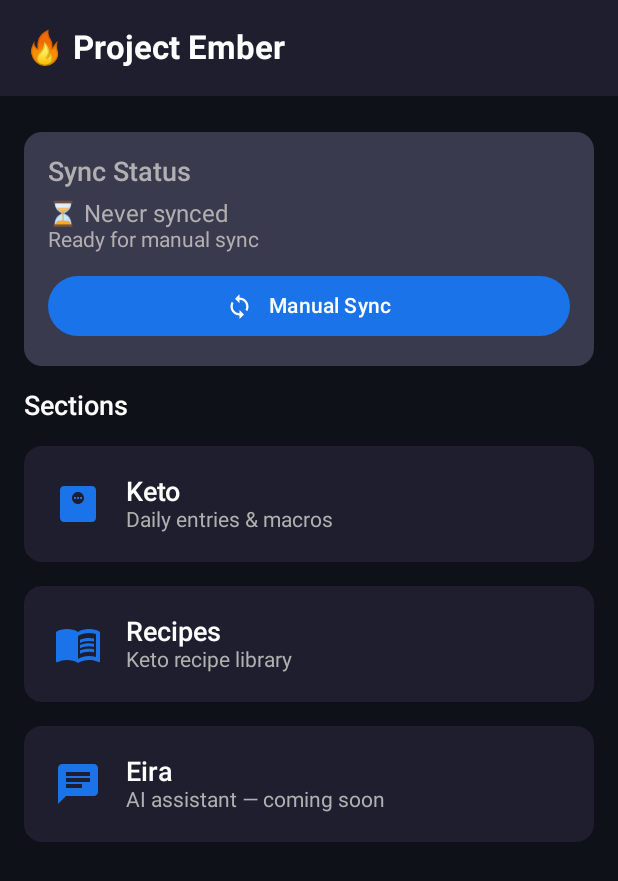
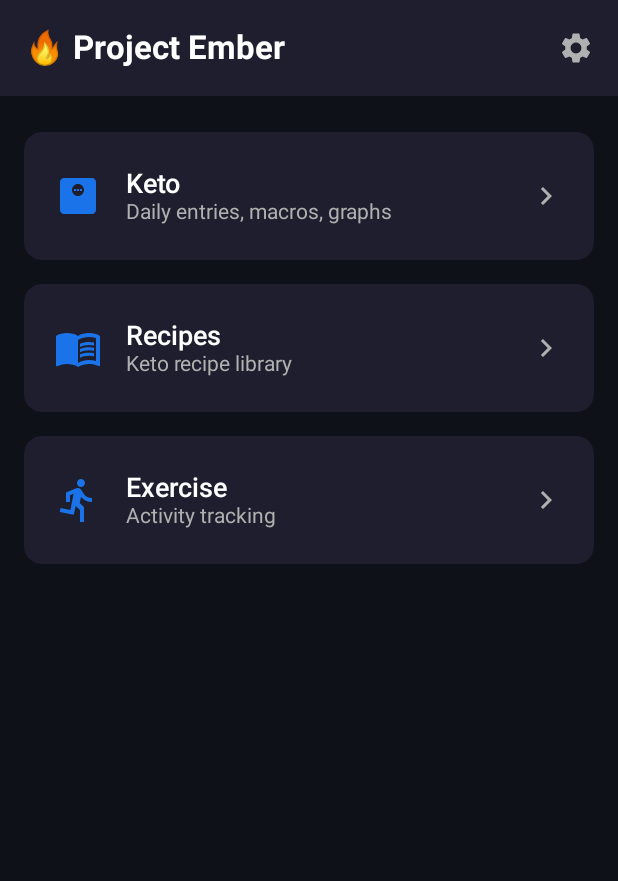
Before and after one commit to Crazy8697/ProjectEmber, an Android app built with Jetpack Compose: the screen it shows after launch (MainActivity), on a phone screen of 412 x 824 dp. Shown: the top 881 px of the screen. Run offline under Robolectric (Android 15) with nearby library versions, the phone set to English and light mode, and no system bars; our stand-ins replace Room's generated code.

Commit message:
Add Settings page, gear icon in header, clean up Home screen
Co-authored-by: Crazy8697 <261646346+Crazy8697@users.noreply.github.com>

```diff
--- a/android/app/src/main/java/com/projectember/mobile/navigation/NavGraph.kt
+++ b/android/app/src/main/java/com/projectember/mobile/navigation/NavGraph.kt
@@ -15,8 +15,6 @@ import com.projectember.mobile.ui.screens.AddKetoEntryViewModelFactory
 import com.projectember.mobile.ui.screens.AddKetoEntryViewModel
 import com.projectember.mobile.ui.screens.EiraScreen
 import com.projectember.mobile.ui.screens.HomeScreen
-import com.projectember.mobile.ui.screens.HomeViewModel
-import com.projectember.mobile.ui.screens.HomeViewModelFactory
 import com.projectember.mobile.ui.screens.KetoScreen
 import com.projectember.mobile.ui.screens.KetoTrendsScreen
 import com.projectember.mobile.ui.screens.KetoViewModel
@@ -27,6 +25,9 @@ import com.projectember.mobile.ui.screens.KetoTargetsViewModelFactory
 import com.projectember.mobile.ui.screens.RecipesScreen
 import com.projectember.mobile.ui.screens.RecipesViewModel
 import com.projectember.mobile.ui.screens.RecipesViewModelFactory
+import com.projectember.mobile.ui.screens.SettingsScreen
+import com.projectember.mobile.ui.screens.SettingsViewModel
+import com.projectember.mobile.ui.screens.SettingsViewModelFactory
 
 @Composable
 fun EmberNavGraph(
@@ -39,14 +40,10 @@ fun EmberNavGraph(
         startDestination = Screen.Home.route
     ) {
         composable(Screen.Home.route) {
-            val viewModel: HomeViewModel = viewModel(
-                factory = HomeViewModelFactory(app.syncRepository, app.syncManager)
-            )
             HomeScreen(
-                viewModel = viewModel,
                 onNavigateToKeto = { navController.navigate(Screen.Keto.route) },
                 onNavigateToRecipes = { navController.navigate(Screen.Recipes.route) },
-                onNavigateToEira = { navController.navigate(Screen.Eira.route) }
+                onNavigateToSettings = { navController.navigate(Screen.Settings.route) }
             )
         }
 
@@ -137,5 +134,15 @@ fun EmberNavGraph(
                 onNavigateBack = { navController.popBackStack() }
             )
         }
+
+        composable(Screen.Settings.route) {
+            val viewModel: SettingsViewModel = viewModel(
+                factory = SettingsViewModelFactory(app.syncRepository, app.syncManager)
+            )
+            SettingsScreen(
+                viewModel = viewModel,
+                onNavigateBack = { navController.popBackStack() }
+            )
+        }
     }
 }
--- a/android/app/src/main/java/com/projectember/mobile/navigation/Screen.kt
+++ b/android/app/src/main/java/com/projectember/mobile/navigation/Screen.kt
@@ -14,4 +14,5 @@ sealed class Screen(val route: String) {
     data object Recipes : Screen("recipes")
     data object Eira : Screen("eira")
     data object KetoTargets : Screen("keto_targets")
+    data object Settings : Screen("settings")
 }
--- a/android/app/src/main/java/com/projectember/mobile/ui/screens/HomeScreen.kt
+++ b/android/app/src/main/java/com/projectember/mobile/ui/screens/HomeScreen.kt
@@ -12,43 +12,35 @@ import androidx.compose.foundation.layout.size
 import androidx.compose.foundation.rememberScrollState
 import androidx.compose.foundation.verticalScroll
 import androidx.compose.material.icons.Icons
-import androidx.compose.material.icons.filled.Chat
+import androidx.compose.material.icons.filled.ChevronRight
+import androidx.compose.material.icons.filled.DirectionsRun
 import androidx.compose.material.icons.filled.MenuBook
 import androidx.compose.material.icons.filled.MonitorWeight
-import androidx.compose.material.icons.filled.Sync
-import androidx.compose.material3.Button
+import androidx.compose.material.icons.filled.Settings
 import androidx.compose.material3.Card
 import androidx.compose.material3.CardDefaults
-import androidx.compose.material3.CircularProgressIndicator
 import androidx.compose.material3.ExperimentalMaterial3Api
 import androidx.compose.material3.Icon
+import androidx.compose.material3.IconButton
 import androidx.compose.material3.MaterialTheme
-import androidx.compose.material3.OutlinedButton
 import androidx.compose.material3.Scaffold
 import androidx.compose.material3.Text
 import androidx.compose.material3.TopAppBar
 import androidx.compose.material3.TopAppBarDefaults
 import androidx.compose.runtime.Composable
-import androidx.compose.runtime.collectAsState
-import androidx.compose.runtime.getValue
 import androidx.compose.ui.Alignment
 import androidx.compose.ui.Modifier
 import androidx.compose.ui.graphics.vector.ImageVector
 import androidx.compose.ui.text.font.FontWeight
 import androidx.compose.ui.unit.dp
-import com.projectember.mobile.ui.theme.SuccessGreen
 
 @OptIn(ExperimentalMaterial3Api::class)
 @Composable
 fun HomeScreen(
-    viewModel: HomeViewModel,
     onNavigateToKeto: () -> Unit,
     onNavigateToRecipes: () -> Unit,
-    onNavigateToEira: () -> Unit
+    onNavigateToSettings: () -> Unit
 ) {
-    val syncStatus by viewModel.syncStatus.collectAsState()
-    val isSyncing by viewModel.isSyncing.collectAsState()
-
     Scaffold(
         topBar = {
             TopAppBar(
@@ -58,6 +50,14 @@ fun HomeScreen(
                         style = MaterialTheme.typography.headlineMedium,
                         fontWeight = FontWeight.Bold
                     )
+                },
+                actions = {
+                    IconButton(onClick = onNavigateToSettings) {
+                        Icon(
+                            imageVector = Icons.Default.Settings,
+                            contentDescription = "Settings"
+                        )
+                    }
                 },
                 colors = TopAppBarDefaults.topAppBarColors(
                     containerColor = MaterialTheme.colorScheme.surface
@@ -75,89 +75,9 @@ fun HomeScreen(
         ) {
             Spacer(modifier = Modifier.height(8.dp))
 
-            // Sync status card
-            Card(
-                modifier = Modifier.fillMaxWidth(),
-                colors = CardDefaults.cardColors(
-                    containerColor = MaterialTheme.colorScheme.surfaceVariant
-                )
-            ) {
-                Column(modifier = Modifier.padding(16.dp)) {
-                    Text(
-                        text = "Sync Status",
-                        style = MaterialTheme.typography.titleLarge
-                    )
-                    Spacer(modifier = Modifier.height(8.dp))
-
-                    val statusText = when {
-                        isSyncing -> "Syncing..."
-                        syncStatus?.status == "success" -> "✅ Synced"
-                        syncStatus?.status == "error" -> "❌ Sync error"
-                        else -> "⏳ Never synced"
-                    }
-                    Text(
-                        text = statusText,
-                        style = MaterialTheme.typography.bodyLarge,
-                        color = if (syncStatus?.status == "success") SuccessGreen
-                        else MaterialTheme.colorScheme.onSurfaceVariant
-                    )
-
-                    syncStatus?.lastSyncTime?.let { time ->
-                        Spacer(modifier = Modifier.height(4.dp))
-                        Text(
-                            text = "Last sync: $time",
-                            style = MaterialTheme.typography.bodyMedium,
-                            color = MaterialTheme.colorScheme.onSurfaceVariant
-                        )
-                    }
-
-                    syncStatus?.message?.let { msg ->
-                        Text(
-                            text = msg,
-                            style = MaterialTheme.typography.bodyMedium,
-                            color = MaterialTheme.colorScheme.onSurfaceVariant
-                        )
-                    }
-
-                    Spacer(modifier = Modifier.height(12.dp))
-
-                    Button(
-                        onClick = { viewModel.triggerSync() },
-                        enabled = !isSyncing,
-                        modifier = Modifier.fillMaxWidth()
-                    ) {
-                        if (isSyncing) {
-                            CircularProgressIndicator(
-                                modifier = Modifier
-                                    .size(16.dp)
-                                    .padding(end = 8.dp),
-                                strokeWidth = 2.dp
-                            )
-                        } else {
-                            Icon(
-                                imageVector = Icons.Default.Sync,
-                                contentDescription = null,
-                                modifier = Modifier.size(18.dp)
-                            )
-                        }
-                        Text(
-                            text = if (isSyncing) "  Syncing..." else "  Manual Sync",
-                            modifier = Modifier.padding(start = 4.dp)
-                        )
-                    }
-                }
-            }
-
-            // Navigation cards
-            Text(
-                text = "Sections",
-                style = MaterialTheme.typography.titleLarge,
-                fontWeight = FontWeight.SemiBold
-            )
-
             NavCard(
                 title = "Keto",
-                subtitle = "Daily entries & macros",
+                subtitle = "Daily entries, macros, graphs",
                 icon = Icons.Default.MonitorWeight,
                 onClick = onNavigateToKeto
             )
@@ -170,10 +90,10 @@ fun HomeScreen(
             )
 
             NavCard(
-                title = "Eira",
-                subtitle = "AI assistant — coming soon",
-                icon = Icons.Default.Chat,
-                onClick = onNavigateToEira
+                title = "Exercise",
+                subtitle = "Activity tracking",
+                icon = Icons.Default.DirectionsRun,
+                onClick = {} // TODO: navigate to Exercise screen when implemented
             )
 
             Spacer(modifier = Modifier.height(24.dp))
@@ -198,7 +118,7 @@ private fun NavCard(
         Row(
             modifier = Modifier
                 .fillMaxWidth()
-                .padding(20.dp),
+                .padding(horizontal = 20.dp, vertical = 24.dp),
             verticalAlignment = Alignment.CenterVertically,
             horizontalArrangement = Arrangement.spacedBy(16.dp)
         ) {
@@ -208,7 +128,7 @@ private fun NavCard(
                 modifier = Modifier.size(32.dp),
                 tint = MaterialTheme.colorScheme.primary
             )
-            Column {
+            Column(modifier = Modifier.weight(1f)) {
                 Text(
                     text = title,
                     style = MaterialTheme.typography.titleLarge,
@@ -220,6 +140,11 @@ private fun NavCard(
                     color = MaterialTheme.colorScheme.onSurfaceVariant
                 )
             }
+            Icon(
+                imageVector = Icons.Default.ChevronRight,
+                contentDescription = null,
+                tint = MaterialTheme.colorScheme.onSurfaceVariant
+            )
         }
     }
 }
```
Also changed, not shown: android/app/src/main/java/com/projectember/mobile/ui/screens/SettingsScreen.kt (added, +289 -0 lines), android/app/src/main/java/com/projectember/mobile/ui/screens/SettingsViewModel.kt (added, +48 -0 lines).
